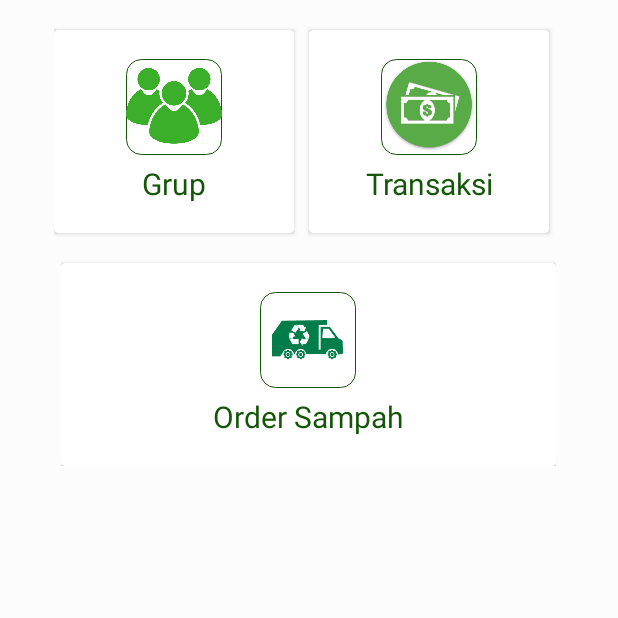
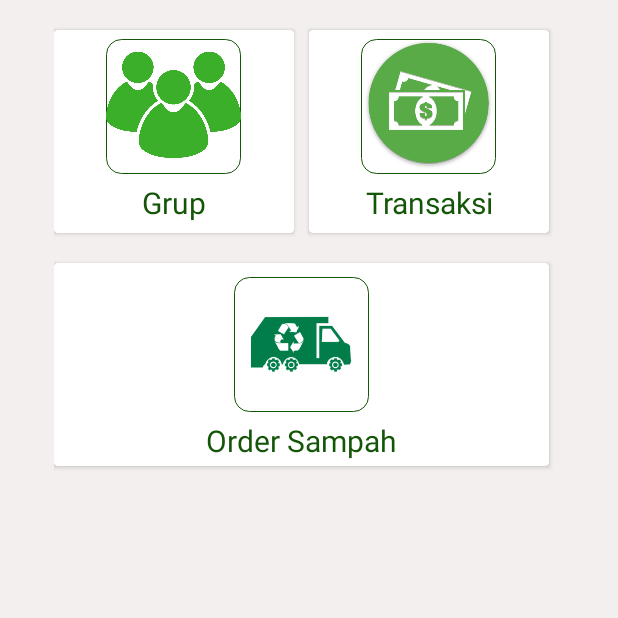
Before and after one commit to SitiSofiyah/BankSampah, an Android app: the HomePK screen opened directly, with no data from a screen before it, on a phone screen of 412 x 824 dp, the top half of it. Run offline under Robolectric (Android 15) with nearby library versions, the phone set to English and light mode, and no system bars.

Commit message:
menu new pk

```diff
--- a/FireApp/app/src/main/java/com/example/intel/fireapp/PengepulKecil/HomePK.java
+++ b/FireApp/app/src/main/java/com/example/intel/fireapp/PengepulKecil/HomePK.java
@@ -26,4 +26,10 @@ public class HomePK extends AppCompatActivity {
         startActivity(intent);
         finish();
     }
+
+    public void order(View view) {
+    }
+
+    public void transaksi(View view) {
+    }
 }
--- a/FireApp/app/src/main/res/layout/activity_home_pk.xml
+++ b/FireApp/app/src/main/res/layout/activity_home_pk.xml
@@ -4,7 +4,7 @@
     xmlns:tools="http://schemas.android.com/tools"
     android:layout_width="match_parent"
     android:layout_height="match_parent"
-    android:background="#fcfcfc"
+    android:background="#f4efef"
     android:orientation="vertical"
     android:padding="10dp"
     tools:context=".PengepulKecil.HomePK">
@@ -31,8 +31,8 @@
                 android:orientation="vertical">
 
                 <ImageView
-                    android:layout_width="64dp"
-                    android:layout_height="64dp"
+                    android:layout_width="90dp"
+                    android:layout_height="90dp"
                     android:background="@drawable/edittext"
                     android:src="@drawable/group" />
 
@@ -56,7 +56,8 @@
             style="@style/Base.CardView"
             android:layout_width="160dp"
             android:layout_height="135dp"
-            android:layout_margin="10dp">
+            android:layout_margin="10dp"
+            android:onClick="transaksi">
 
             <LinearLayout
                 android:layout_width="match_parent"
@@ -66,8 +67,8 @@
                 android:orientation="vertical">
 
                 <ImageView
-                    android:layout_width="64dp"
-                    android:layout_height="64dp"
+                    android:layout_width="90dp"
+                    android:layout_height="90dp"
                     android:background="@drawable/edittext"
                     android:src="@drawable/transaction" />
 
@@ -91,8 +92,8 @@
     </LinearLayout>
 
     <LinearLayout
-        android:layout_width="wrap_content"
-        android:layout_height="wrap_content"
+        android:layout_width="340dp"
+        android:layout_height="150dp"
         android:layout_gravity="center"
         android:clipToPadding="false"
         android:orientation="horizontal">
@@ -102,18 +103,18 @@
             android:layout_width="330dp"
             android:layout_height="135dp"
             android:layout_marginTop="10dp"
-            android:onClick="grup">
+            android:onClick="order">
 
             <LinearLayout
                 android:layout_width="match_parent"
-                android:layout_height="match_parent"
+                android:layout_height="141dp"
                 android:background="@color/white"
                 android:gravity="center"
                 android:orientation="vertical">
 
                 <ImageView
-                    android:layout_width="64dp"
-                    android:layout_height="64dp"
+                    android:layout_width="90dp"
+                    android:layout_height="90dp"
                     android:background="@drawable/edittext"
                     android:src="@drawable/order" />
 
```
